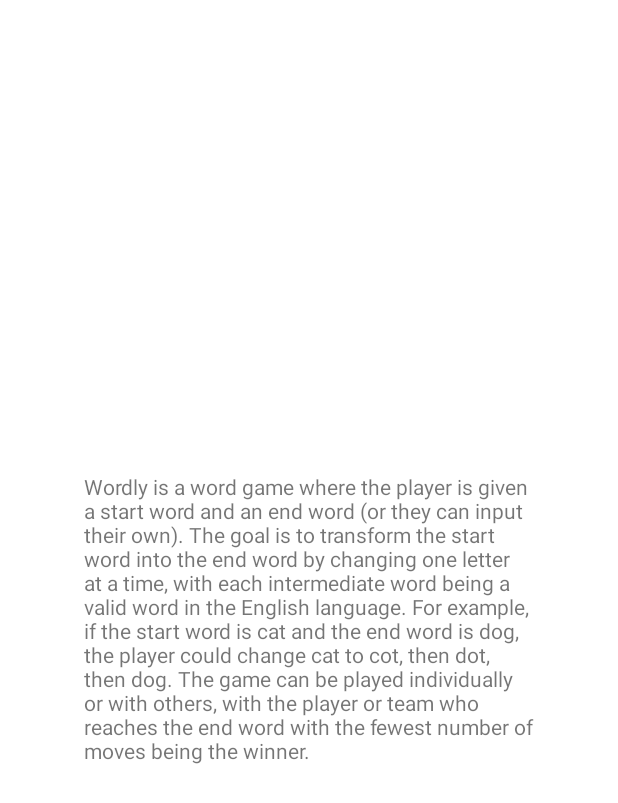
After one commit to elee1109/Eli_Lennin_Wordly, an Android app: the layout fragment_tutorial.xml on its own in the app's theme, with its tools: preview values and no code run, on a phone screen of 412 x 824 dp. The commit adds this screen. Shown: the top 803 px of the screen. Run offline under Robolectric (Android 15) with nearby library versions, the phone set to English and light mode, and no system bars.

Commit message:
tutorial added when starting app for first time

```diff
--- a/app/src/main/res/layout/activity_main.xml
+++ b/app/src/main/res/layout/activity_main.xml
@@ -6,6 +6,10 @@
     android:layout_height="match_parent"
 
     tools:context=".MainActivity">
+    <FrameLayout
+        android:id="@+id/fragment_container"
+        android:layout_width="match_parent"
+        android:layout_height="match_parent"/>
     <GridLayout
         android:layout_width="match_parent"
         android:layout_height="match_parent"
--- /dev/null
+++ b/app/src/main/res/layout/fragment_tutorial.xml
@@ -0,0 +1,18 @@
+<?xml version="1.0" encoding="utf-8"?>
+<androidx.constraintlayout.widget.ConstraintLayout xmlns:android="http://schemas.android.com/apk/res/android"
+    android:layout_width="match_parent"
+    android:layout_height="match_parent"
+    xmlns:app="http://schemas.android.com/apk/res-auto">
+
+    <TextView
+        android:layout_width="300dp"
+        android:layout_height="wrap_content"
+        android:text="Wordly is a word game where the player is given a start word and an end word (or they can input their own). The goal is to transform the start word into the end word by changing one letter at a time, with each intermediate word being a valid word in the English language. For example, if the start word is cat and the end word is dog, the player could change cat to cot, then dot, then dog. The game can be played individually or with others, with the player or team who reaches the end word with the fewest number of moves being the winner."
+        android:id="@+id/textView_tutorial"
+        app:borderWidth="10dp"
+        app:layout_constraintLeft_toLeftOf="parent"
+        app:layout_constraintRight_toRightOf="parent"
+        app:layout_constraintBottom_toBottomOf="parent"
+        app:layout_constraintTop_toTopOf="parent" />
+
+</androidx.constraintlayout.widget.ConstraintLayout>
```
Also changed, not shown: app/src/main/AndroidManifest.xml (+8 -1 lines), app/src/main/java/net/fandm/eli_lenin/wordly/MainActivity.java (+29 -0 lines), app/src/main/java/net/fandm/eli_lenin/wordly/TutorialFragment.java (added, +16 -0 lines).
